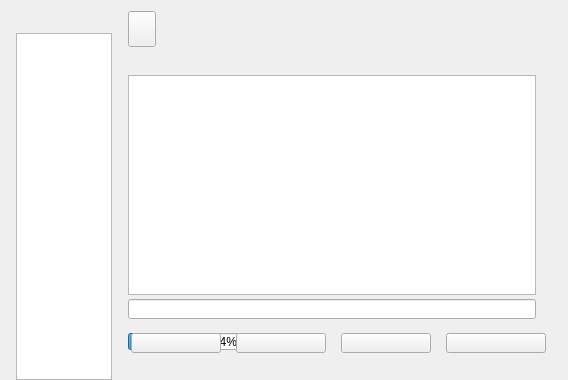
Before: the Qt Designer form ui/confw.ui in UbuntuKylin/kylin-software-center, drawn with Qt 5.
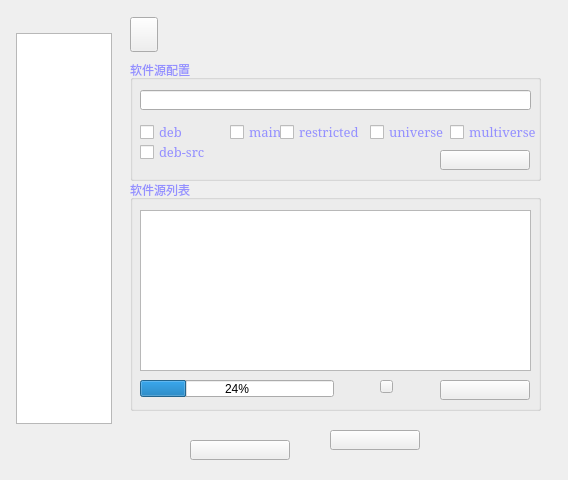
After: the same form once the commit is applied.

What changed in the file:
```diff
--- a/ui/confw.ui
+++ b/ui/confw.ui
@@ -7,7 +7,7 @@
     <x>0</x>
     <y>0</y>
     <width>568</width>
-    <height>380</height>
+    <height>480</height>
    </rect>
   </property>
   <property name="windowTitle">
@@ -19,73 +19,24 @@
      <x>16</x>
      <y>33</y>
      <width>96</width>
-     <height>347</height>
+     <height>391</height>
     </rect>
    </property>
   </widget>
   <widget class="QWidget" name="sourceWidget" native="true">
    <property name="geometry">
     <rect>
-     <x>128</x>
-     <y>47</y>
-     <width>440</width>
-     <height>333</height>
+     <x>130</x>
+     <y>50</y>
+     <width>480</width>
+     <height>361</height>
     </rect>
    </property>
-   <widget class="QListWidget" name="sourceListWidget">
-    <property name="geometry">
-     <rect>
-      <x>0</x>
-      <y>28</y>
-      <width>408</width>
-      <height>220</height>
-     </rect>
-    </property>
-   </widget>
-   <widget class="QPushButton" name="btnUpdate">
-    <property name="geometry">
-     <rect>
-      <x>108</x>
-      <y>286</y>
-      <width>90</width>
-      <height>20</height>
-     </rect>
-    </property>
-    <property name="text">
-     <string/>
-    </property>
-   </widget>
-   <widget class="QPushButton" name="btnAdd">
-    <property name="geometry">
-     <rect>
-      <x>3</x>
-      <y>286</y>
-      <width>90</width>
-      <height>20</height>
-     </rect>
-    </property>
-    <property name="text">
-     <string/>
-    </property>
-   </widget>
-   <widget class="QPushButton" name="btnReset">
-    <property name="geometry">
-     <rect>
-      <x>213</x>
-      <y>286</y>
-      <width>90</width>
-      <height>20</height>
-     </rect>
-    </property>
-    <property name="text">
-     <string/>
-    </property>
-   </widget>
    <widget class="QLabel" name="text1">
     <property name="geometry">
      <rect>
       <x>0</x>
-      <y>0</y>
+      <y>100</y>
       <width>80</width>
       <height>17</height>
      </rect>
@@ -94,65 +45,6 @@
      <string/>
     </property>
    </widget>
-   <widget class="QLineEdit" name="lesource">
-    <property name="geometry">
-     <rect>
-      <x>0</x>
-      <y>252</y>
-      <width>408</width>
-      <height>20</height>
-     </rect>
-    </property>
-   </widget>
-   <widget class="QPushButton" name="cbhideubuntu">
-    <property name="geometry">
-     <rect>
-      <x>318</x>
-      <y>286</y>
-      <width>100</width>
-      <height>20</height>
-     </rect>
-    </property>
-    <property name="text">
-     <string/>
-    </property>
-   </widget>
-   <widget class="QWidget" name="processwidget" native="true">
-    <property name="geometry">
-     <rect>
-      <x>0</x>
-      <y>283</y>
-      <width>271</width>
-      <height>31</height>
-     </rect>
-    </property>
-    <widget class="QPushButton" name="btnCancel">
-     <property name="geometry">
-      <rect>
-       <x>250</x>
-       <y>6</y>
-       <width>13</width>
-       <height>13</height>
-      </rect>
-     </property>
-     <property name="text">
-      <string/>
-     </property>
-    </widget>
-    <widget class="QProgressBar" name="progressBar">
-     <property name="geometry">
-      <rect>
-       <x>0</x>
-       <y>3</y>
-       <width>194</width>
-       <height>17</height>
-      </rect>
-     </property>
-     <property name="value">
-      <number>24</number>
-     </property>
-    </widget>
-   </widget>
    <widget class="QLabel" name="splitline">
     <property name="geometry">
      <rect>
@@ -169,15 +61,388 @@
      <string/>
     </property>
    </widget>
-   <zorder>processwidget</zorder>
-   <zorder>btnUpdate</zorder>
-   <zorder>btnAdd</zorder>
-   <zorder>btnReset</zorder>
-   <zorder>text1</zorder>
-   <zorder>lesource</zorder>
-   <zorder>cbhideubuntu</zorder>
-   <zorder>sourceListWidget</zorder>
-   <zorder>splitline</zorder>
+   <widget class="QGroupBox" name="groupBox">
+    <property name="geometry">
+     <rect>
+      <x>0</x>
+      <y>10</y>
+      <width>411</width>
+      <height>121</height>
+     </rect>
+    </property>
+    <property name="palette">
+     <palette>
+      <active>
+       <colorrole role="WindowText">
+        <brush brushstyle="SolidPattern">
+         <color alpha="255">
+          <red>148</red>
+          <green>144</green>
+          <blue>255</blue>
+         </color>
+        </brush>
+       </colorrole>
+      </active>
+      <inactive>
+       <colorrole role="WindowText">
+        <brush brushstyle="SolidPattern">
+         <color alpha="255">
+          <red>148</red>
+          <green>144</green>
+          <blue>255</blue>
+         </color>
+        </brush>
+       </colorrole>
+      </inactive>
+      <disabled>
+       <colorrole role="WindowText">
+        <brush brushstyle="SolidPattern">
+         <color alpha="255">
+          <red>190</red>
+          <green>190</green>
+          <blue>190</blue>
+         </color>
+        </brush>
+       </colorrole>
+      </disabled>
+     </palette>
+    </property>
+    <property name="font">
+     <font>
+      <pointsize>9</pointsize>
+     </font>
+    </property>
+    <property name="cursor">
+     <cursorShape>ArrowCursor</cursorShape>
+    </property>
+    <property name="title">
+     <string>软件源配置</string>
+    </property>
+    <widget class="QCheckBox" name="checkBox">
+     <property name="geometry">
+      <rect>
+       <x>10</x>
+       <y>60</y>
+       <width>81</width>
+       <height>24</height>
+      </rect>
+     </property>
+     <property name="palette">
+      <palette>
+       <active>
+        <colorrole role="Text">
+         <brush brushstyle="SolidPattern">
+          <color alpha="255">
+           <red>0</red>
+           <green>0</green>
+           <blue>0</blue>
+          </color>
+         </brush>
+        </colorrole>
+        <colorrole role="ToolTipText">
+         <brush brushstyle="SolidPattern">
+          <color alpha="255">
+           <red>100</red>
+           <green>100</green>
+           <blue>100</blue>
+          </color>
+         </brush>
+        </colorrole>
+       </active>
+       <inactive>
+        <colorrole role="Text">
+         <brush brushstyle="SolidPattern">
+          <color alpha="255">
+           <red>0</red>
+           <green>0</green>
+           <blue>0</blue>
+          </color>
+         </brush>
+        </colorrole>
+        <colorrole role="ToolTipText">
+         <brush brushstyle="SolidPattern">
+          <color alpha="255">
+           <red>100</red>
+           <green>100</green>
+           <blue>100</blue>
+          </color>
+         </brush>
+        </colorrole>
+       </inactive>
+       <disabled>
+        <colorrole role="Text">
+         <brush brushstyle="SolidPattern">
+          <color alpha="255">
+           <red>190</red>
+           <green>190</green>
+           <blue>190</blue>
+          </color>
+         </brush>
+        </colorrole>
+        <colorrole role="ToolTipText">
+         <brush brushstyle="SolidPattern">
+          <color alpha="255">
+           <red>100</red>
+           <green>100</green>
+           <blue>100</blue>
+          </color>
+         </brush>
+        </colorrole>
+       </disabled>
+      </palette>
+     </property>
+     <property name="font">
+      <font>
+       <family>Serif</family>
+       <pointsize>10</pointsize>
+       <weight>50</weight>
+       <bold>false</bold>
+      </font>
+     </property>
+     <property name="text">
+      <string>deb</string>
+     </property>
+     <property name="checked">
+      <bool>false</bool>
+     </property>
+    </widget>
+    <widget class="QCheckBox" name="checkBox_2">
+     <property name="geometry">
+      <rect>
+       <x>10</x>
+       <y>80</y>
+       <width>81</width>
+       <height>24</height>
+      </rect>
+     </property>
+     <property name="font">
+      <font>
+       <family>Serif</family>
+       <pointsize>10</pointsize>
+      </font>
+     </property>
+     <property name="text">
+      <string>deb-src</string>
+     </property>
+    </widget>
+    <widget class="QCheckBox" name="checkBox_3">
+     <property name="geometry">
+      <rect>
+       <x>100</x>
+       <y>60</y>
+       <width>81</width>
+       <height>24</height>
+      </rect>
+     </property>
+     <property name="font">
+      <font>
+       <family>Serif</family>
+       <pointsize>10</pointsize>
+      </font>
+     </property>
+     <property name="text">
+      <string>main</string>
+     </property>
+    </widget>
+    <widget class="QCheckBox" name="checkBox_4">
+     <property name="geometry">
+      <rect>
+       <x>150</x>
+       <y>60</y>
+       <width>91</width>
+       <height>24</height>
+      </rect>
+     </property>
+     <property name="font">
+      <font>
+       <family>Serif</family>
+       <pointsize>10</pointsize>
+      </font>
+     </property>
+     <property name="text">
+      <string>restricted</string>
+     </property>
+    </widget>
+    <widget class="QCheckBox" name="checkBox_5">
+     <property name="geometry">
+      <rect>
+       <x>240</x>
+       <y>60</y>
+       <width>81</width>
+       <height>24</height>
+      </rect>
+     </property>
+     <property name="font">
+      <font>
+       <family>Serif</family>
+       <pointsize>10</pointsize>
+       <weight>50</weight>
+       <bold>false</bold>
+      </font>
+     </property>
+     <property name="text">
+      <string>universe</string>
+     </property>
+    </widget>
+    <widget class="QCheckBox" name="checkBox_6">
+     <property name="geometry">
+      <rect>
+       <x>320</x>
+       <y>60</y>
+       <width>91</width>
+       <height>24</height>
+      </rect>
+     </property>
+     <property name="font">
+      <font>
+       <family>Serif</family>
+       <pointsize>10</pointsize>
+       <weight>50</weight>
+       <bold>false</bold>
+      </font>
+     </property>
+     <property name="text">
+      <string>multiverse</string>
+     </property>
+    </widget>
+    <widget class="QLineEdit" name="lesource">
+     <property name="geometry">
+      <rect>
+       <x>10</x>
+       <y>30</y>
+       <width>391</width>
+       <height>20</height>
+      </rect>
+     </property>
+    </widget>
+    <widget class="QPushButton" name="btnAdd">
+     <property name="geometry">
+      <rect>
+       <x>310</x>
+       <y>90</y>
+       <width>90</width>
+       <height>20</height>
+      </rect>
+     </property>
+     <property name="text">
+      <string/>
+     </property>
+    </widget>
+   </widget>
+   <widget class="QGroupBox" name="groupBox_2">
+    <property name="geometry">
+     <rect>
+      <x>0</x>
+      <y>130</y>
+      <width>411</width>
+      <height>231</height>
+     </rect>
+    </property>
+    <property name="palette">
+     <palette>
+      <active>
+       <colorrole role="WindowText">
+        <brush brushstyle="SolidPattern">
+         <color alpha="255">
+          <red>148</red>
+          <green>144</green>
+          <blue>255</blue>
+         </color>
+        </brush>
+       </colorrole>
+      </active>
+      <inactive>
+       <colorrole role="WindowText">
+        <brush brushstyle="SolidPattern">
+         <color alpha="255">
+          <red>148</red>
+          <green>144</green>
+          <blue>255</blue>
+         </color>
+        </brush>
+       </colorrole>
+      </inactive>
+      <disabled>
+       <colorrole role="WindowText">
+        <brush brushstyle="SolidPattern">
+         <color alpha="255">
+          <red>190</red>
+          <green>190</green>
+          <blue>190</blue>
+         </color>
+        </brush>
+       </colorrole>
+      </disabled>
+     </palette>
+    </property>
+    <property name="font">
+     <font>
+      <pointsize>9</pointsize>
+     </font>
+    </property>
+    <property name="title">
+     <string>软件源列表</string>
+    </property>
+    <widget class="QPushButton" name="btnUpdate">
+     <property name="geometry">
+      <rect>
+       <x>310</x>
+       <y>200</y>
+       <width>90</width>
+       <height>20</height>
+      </rect>
+     </property>
+     <property name="text">
+      <string/>
+     </property>
+    </widget>
+    <widget class="QWidget" name="processwidget" native="true">
+     <property name="geometry">
+      <rect>
+       <x>0</x>
+       <y>190</y>
+       <width>271</width>
+       <height>31</height>
+      </rect>
+     </property>
+     <widget class="QPushButton" name="btnCancel">
+      <property name="geometry">
+       <rect>
+        <x>250</x>
+        <y>10</y>
+        <width>13</width>
+        <height>13</height>
+       </rect>
+      </property>
+      <property name="text">
+       <string/>
+      </property>
+     </widget>
+     <widget class="QProgressBar" name="progressBar">
+      <property name="geometry">
+       <rect>
+        <x>10</x>
+        <y>10</y>
+        <width>194</width>
+        <height>17</height>
+       </rect>
+      </property>
+      <property name="value">
+       <number>24</number>
+      </property>
+     </widget>
+    </widget>
+    <widget class="QListWidget" name="sourceListWidget">
+     <property name="geometry">
+      <rect>
+       <x>10</x>
+       <y>30</y>
+       <width>391</width>
+       <height>161</height>
+      </rect>
+     </property>
+    </widget>
+   </widget>
   </widget>
   <widget class="QLabel" name="bg">
    <property name="geometry">
@@ -185,7 +450,7 @@
      <x>0</x>
      <y>0</y>
      <width>568</width>
-     <height>380</height>
+     <height>480</height>
     </rect>
    </property>
    <property name="text">
@@ -195,10 +460,10 @@
   <widget class="QPushButton" name="btnClose">
    <property name="geometry">
     <rect>
-     <x>128</x>
-     <y>11</y>
+     <x>130</x>
+     <y>17</y>
      <width>28</width>
-     <height>36</height>
+     <height>35</height>
     </rect>
    </property>
    <property name="text">
@@ -218,6 +483,32 @@
     <string/>
    </property>
   </widget>
+  <widget class="QPushButton" name="cbhideubuntu">
+   <property name="geometry">
+    <rect>
+     <x>190</x>
+     <y>440</y>
+     <width>100</width>
+     <height>20</height>
+    </rect>
+   </property>
+   <property name="text">
+    <string/>
+   </property>
+  </widget>
+  <widget class="QPushButton" name="btnReset">
+   <property name="geometry">
+    <rect>
+     <x>330</x>
+     <y>430</y>
+     <width>90</width>
+     <height>20</height>
+    </rect>
+   </property>
+   <property name="text">
+    <string/>
+   </property>
+  </widget>
   <zorder>bg</zorder>
   <zorder>pageListWidget</zorder>
   <zorder>sourceWidget</zorder>
```
Left out of the diff: 2 changed lines with no effect on the pictures.
